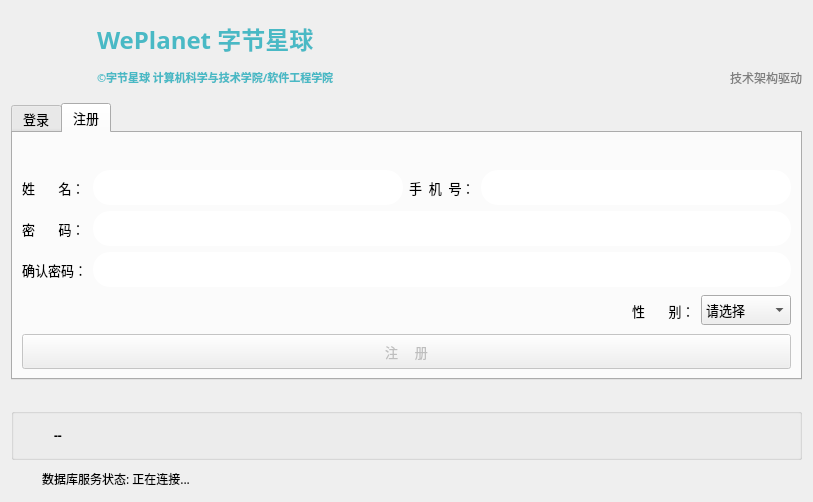
Before: the Qt Designer form formLogin.ui in csthenry/weplanet-desktop, drawn with Qt 5.
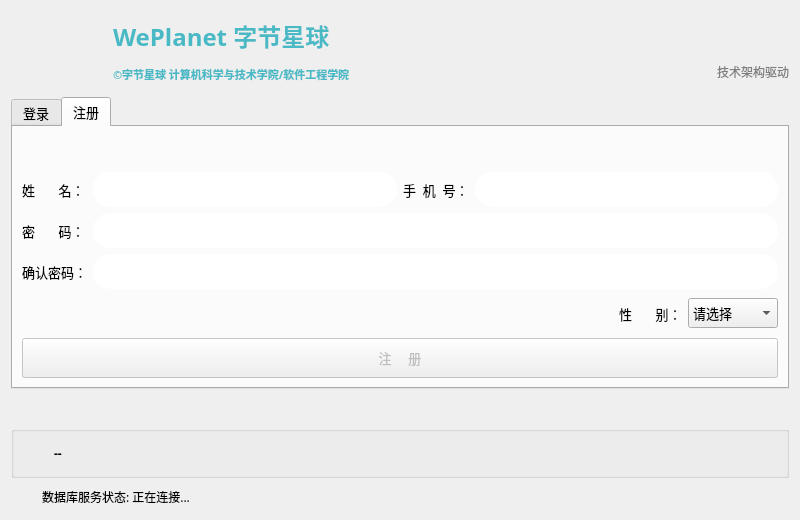
After: the same form once the commit is applied. The open tabs and pages were chosen to show the change. Icons and pictures are not drawn.

Diff of the .ui file:
```diff
--- a/formLogin.ui
+++ b/formLogin.ui
@@ -6,10 +6,22 @@
    <rect>
     <x>0</x>
     <y>0</y>
-    <width>813</width>
-    <height>502</height>
+    <width>800</width>
+    <height>520</height>
    </rect>
   </property>
+  <property name="minimumSize">
+   <size>
+    <width>800</width>
+    <height>520</height>
+   </size>
+  </property>
+  <property name="maximumSize">
+   <size>
+    <width>810</width>
+    <height>16777215</height>
+   </size>
+  </property>
   <property name="font">
    <font>
     <family>微软雅黑</family>
@@ -23,21 +35,21 @@
    <iconset resource="resource.qrc">
     <normaloff>:/images/logo/MagicLightAssistant.png</normaloff>:/images/logo/MagicLightAssistant.png</iconset>
   </property>
-  <layout class="QGridLayout" name="gridLayout_10">
+  <layout class="QGridLayout" name="gridLayout_11">
    <item row="0" column="0" rowspan="2">
     <layout class="QGridLayout" name="gridLayout_8">
      <item row="0" column="0">
       <widget class="QLabel" name="mainIcon">
        <property name="minimumSize">
         <size>
-         <width>64</width>
-         <height>64</height>
+         <width>80</width>
+         <height>80</height>
         </size>
        </property>
        <property name="maximumSize">
         <size>
-         <width>64</width>
-         <height>64</height>
+         <width>80</width>
+         <height>80</height>
         </size>
        </property>
        <property name="text">
@@ -54,7 +66,7 @@
        </property>
       </widget>
      </item>
-     <item row="0" column="1" rowspan="2">
+     <item row="0" column="1">
       <widget class="QLabel" name="label">
        <property name="palette">
         <palette>
@@ -166,6 +178,23 @@
        </property>
       </widget>
      </item>
+    </layout>
+   </item>
+   <item row="0" column="4">
+    <layout class="QGridLayout" name="gridLayout_10">
+     <item row="0" column="0">
+      <spacer name="verticalSpacer_6">
+       <property name="orientation">
+        <enum>Qt::Vertical</enum>
+       </property>
+       <property name="sizeHint" stdset="0">
+        <size>
+         <width>17</width>
+         <height>15</height>
+        </size>
+       </property>
+      </spacer>
+     </item>
      <item row="1" column="0">
       <widget class="QLabel" name="label_8">
        <property name="maximumSize">
@@ -187,19 +216,6 @@
      </item>
     </layout>
    </item>
-   <item row="0" column="3">
-    <spacer name="verticalSpacer_6">
-     <property name="orientation">
-      <enum>Qt::Vertical</enum>
-     </property>
-     <property name="sizeHint" stdset="0">
-      <size>
-       <width>20</width>
-       <height>26</height>
-      </size>
-     </property>
-    </spacer>
-   </item>
    <item row="1" column="2">
     <spacer name="horizontalSpacer_3">
      <property name="orientation">
@@ -213,7 +229,7 @@
      </property>
     </spacer>
    </item>
-   <item row="1" column="3">
+   <item row="1" column="3" colspan="2">
     <layout class="QGridLayout" name="gridLayout_9">
      <item row="0" column="0">
       <widget class="QLabel" name="label_4">
@@ -270,7 +286,7 @@
      </item>
     </layout>
    </item>
-   <item row="2" column="0" colspan="4">
+   <item row="2" column="0" colspan="5">
     <widget class="QTabWidget" name="tabWidget">
      <property name="font">
       <font>
@@ -466,42 +482,22 @@
        <string>注册</string>
       </attribute>
       <layout class="QGridLayout" name="gridLayout_4">
-       <item row="0" column="0" colspan="4">
+       <item row="0" column="1" colspan="2">
+        <spacer name="verticalSpacer_8">
+         <property name="orientation">
+          <enum>Qt::Vertical</enum>
+         </property>
+         <property name="sizeHint" stdset="0">
+          <size>
+           <width>468</width>
+           <height>40</height>
+          </size>
+         </property>
+        </spacer>
+       </item>
+       <item row="1" column="0" colspan="4">
         <layout class="QGridLayout" name="gridLayout_2">
-         <item row="3" column="1" colspan="3">
-          <widget class="QLineEdit" name="lineEdit_SignupPwdAgain">
-           <property name="minimumSize">
-            <size>
-             <width>0</width>
-             <height>35</height>
-            </size>
-           </property>
-           <property name="maximumSize">
-            <size>
-             <width>16777215</width>
-             <height>16777215</height>
-            </size>
-           </property>
-           <property name="font">
-            <font>
-             <family>微软雅黑</family>
-             <pointsize>9</pointsize>
-            </font>
-           </property>
-           <property name="styleSheet">
-            <string notr="true">border-radius: 17px;/*设置圆角的大小*/
-border: .5px solid rgb(207, 207, 207);
-padding: 0px 5px;</string>
-           </property>
-           <property name="maxLength">
-            <number>16</number>
-           </property>
-           <property name="echoMode">
-            <enum>QLineEdit::Password</enum>
-           </property>
-          </widget>
-         </item>
-         <item row="1" column="0">
+         <item row="0" column="0">
           <widget class="QLabel" name="label_6">
            <property name="minimumSize">
             <size>
@@ -514,20 +510,7 @@
            </property>
           </widget>
          </item>
-         <item row="3" column="0">
-          <widget class="QLabel" name="label_12">
-           <property name="minimumSize">
-            <size>
-             <width>0</width>
-             <height>35</height>
-            </size>
-           </property>
-           <property name="text">
-            <string>确认密码：</string>
-           </property>
-          </widget>
-         </item>
-         <item row="1" column="1">
+         <item row="0" column="1">
           <widget class="QLineEdit" name="lineEdit_SignupName">
            <property name="minimumSize">
             <size>
@@ -560,50 +543,7 @@
            </property>
           </widget>
          </item>
-         <item row="2" column="0">
-          <widget class="QLabel" name="label_7">
-           <property name="minimumSize">
-            <size>
-             <width>0</width>
-             <height>35</height>
-            </size>
-           </property>
-           <property name="text">
-            <string>密       码：</string>
-           </property>
-          </widget>
-         </item>
-         <item row="1" column="3">
-          <widget class="QLineEdit" name="lineEdit_SignupTel">
-           <property name="minimumSize">
-            <size>
-             <width>0</width>
-             <height>35</height>
-            </size>
-           </property>
-           <property name="maximumSize">
-            <size>
-             <width>16777215</width>
-             <height>16777215</height>
-            </size>
-           </property>
-           <property name="font">
-            <font>
-             <family>微软雅黑</family>
-             <pointsize>9</pointsize>
-            </font>
-           </property>
-           <property name="styleSheet">
-            <string notr="true">border-radius: 17px;/*设置圆角的大小*/
-border: .5px solid rgb(207, 207, 207);
-padding: 0px 5px;</string>
-           </property>
-           <property name="maxLength">
-            <number>16</number>
-           </property>
-          </widget>
-         </item>
-         <item row="1" column="2">
+         <item row="0" column="2">
           <widget class="QLabel" name="label_11">
            <property name="minimumSize">
             <size>
@@ -616,7 +556,50 @@
            </property>
           </widget>
          </item>
-         <item row="2" column="1" colspan="3">
+         <item row="0" column="3">
+          <widget class="QLineEdit" name="lineEdit_SignupTel">
+           <property name="minimumSize">
+            <size>
+             <width>0</width>
+             <height>35</height>
+            </size>
+           </property>
+           <property name="maximumSize">
+            <size>
+             <width>16777215</width>
+             <height>16777215</height>
+            </size>
+           </property>
+           <property name="font">
+            <font>
+             <family>微软雅黑</family>
+             <pointsize>9</pointsize>
+            </font>
+           </property>
+           <property name="styleSheet">
+            <string notr="true">border-radius: 17px;/*设置圆角的大小*/
+border: .5px solid rgb(207, 207, 207);
+padding: 0px 5px;</string>
+           </property>
+           <property name="maxLength">
+            <number>16</number>
+           </property>
+          </widget>
+         </item>
+         <item row="1" column="0">
+          <widget class="QLabel" name="label_7">
+           <property name="minimumSize">
+            <size>
+             <width>0</width>
+             <height>35</height>
+            </size>
+           </property>
+           <property name="text">
+            <string>密       码：</string>
+           </property>
+          </widget>
+         </item>
+         <item row="1" column="1" colspan="3">
           <widget class="QLineEdit" name="lineEdit_SignupPwd">
            <property name="minimumSize">
             <size>
@@ -649,22 +632,55 @@
            </property>
           </widget>
          </item>
-         <item row="0" column="1">
-          <spacer name="verticalSpacer_8">
-           <property name="orientation">
-            <enum>Qt::Vertical</enum>
+         <item row="2" column="0">
+          <widget class="QLabel" name="label_12">
+           <property name="minimumSize">
+            <size>
+             <width>0</width>
+             <height>35</height>
+            </size>
            </property>
-           <property name="sizeHint" stdset="0">
+           <property name="text">
+            <string>确认密码：</string>
+           </property>
+          </widget>
+         </item>
+         <item row="2" column="1" colspan="3">
+          <widget class="QLineEdit" name="lineEdit_SignupPwdAgain">
+           <property name="minimumSize">
             <size>
-             <width>20</width>
-             <height>40</height>
+             <width>0</width>
+             <height>35</height>
             </size>
            </property>
-          </spacer>
+           <property name="maximumSize">
+            <size>
+             <width>16777215</width>
+             <height>16777215</height>
+            </size>
+           </property>
+           <property name="font">
+            <font>
+             <family>微软雅黑</family>
+             <pointsize>9</pointsize>
+            </font>
+           </property>
+           <property name="styleSheet">
+            <string notr="true">border-radius: 17px;/*设置圆角的大小*/
+border: .5px solid rgb(207, 207, 207);
+padding: 0px 5px;</string>
+           </property>
+           <property name="maxLength">
+            <number>16</number>
+           </property>
+           <property name="echoMode">
+            <enum>QLineEdit::Password</enum>
+           </property>
+          </widget>
          </item>
         </layout>
        </item>
-       <item row="1" column="0">
+       <item row="2" column="0">
         <spacer name="verticalSpacer_3">
          <property name="orientation">
           <enum>Qt::Vertical</enum>
@@ -677,7 +693,7 @@
          </property>
         </spacer>
        </item>
-       <item row="1" column="1">
+       <item row="2" column="1">
         <spacer name="horizontalSpacer">
          <property name="orientation">
           <enum>Qt::Horizontal</enum>
@@ -690,7 +706,7 @@
          </property>
         </spacer>
        </item>
-       <item row="1" column="2">
+       <item row="2" column="2">
         <widget class="QLabel" name="label_13">
          <property name="minimumSize">
           <size>
@@ -703,7 +719,7 @@
          </property>
         </widget>
        </item>
-       <item row="1" column="3">
+       <item row="2" column="3">
         <widget class="QComboBox" name="comBox_gender">
          <property name="minimumSize">
           <size>
@@ -728,7 +744,7 @@
          </item>
         </widget>
        </item>
-       <item row="2" column="0" colspan="4">
+       <item row="3" column="0" colspan="4">
         <widget class="QPushButton" name="btn_Signup">
          <property name="enabled">
           <bool>false</bool>
@@ -736,7 +752,7 @@
          <property name="minimumSize">
           <size>
            <width>0</width>
-           <height>35</height>
+           <height>40</height>
           </size>
          </property>
          <property name="layoutDirection">
@@ -764,7 +780,7 @@
      </property>
     </spacer>
    </item>
-   <item row="4" column="0" colspan="4">
+   <item row="4" column="0" colspan="5">
     <layout class="QGridLayout" name="gridLayout_7">
      <item row="0" column="0">
       <widget class="QGroupBox" name="groupBox">
```
Left out of the diff: 81 changed lines with no effect on the pictures.
